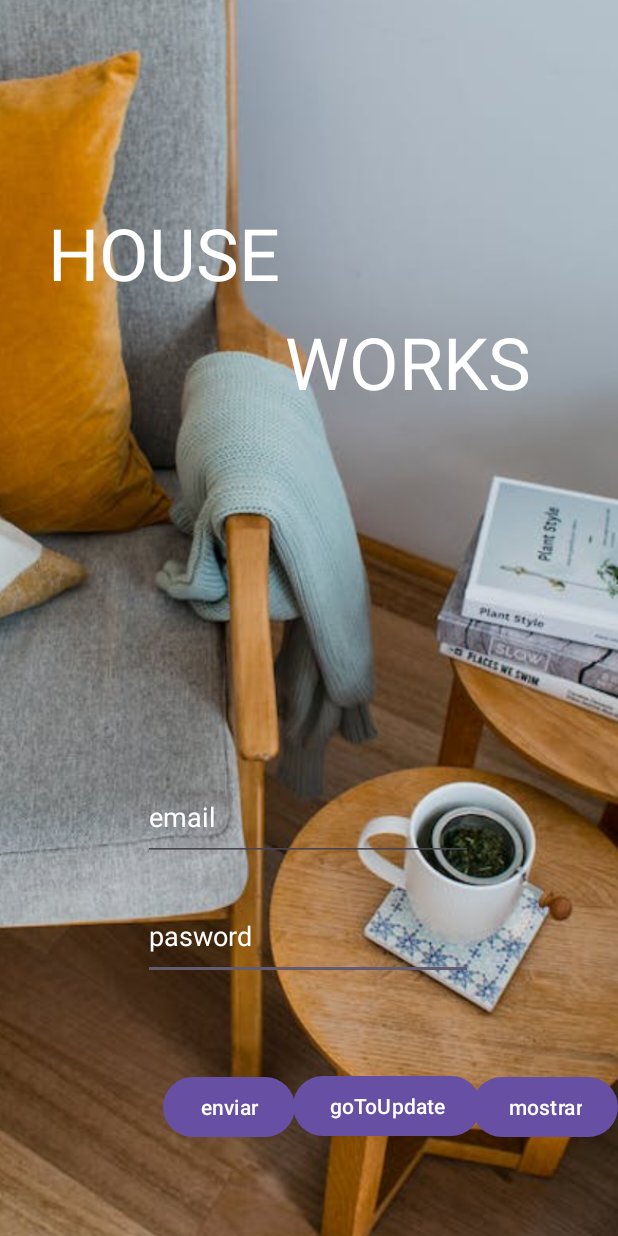
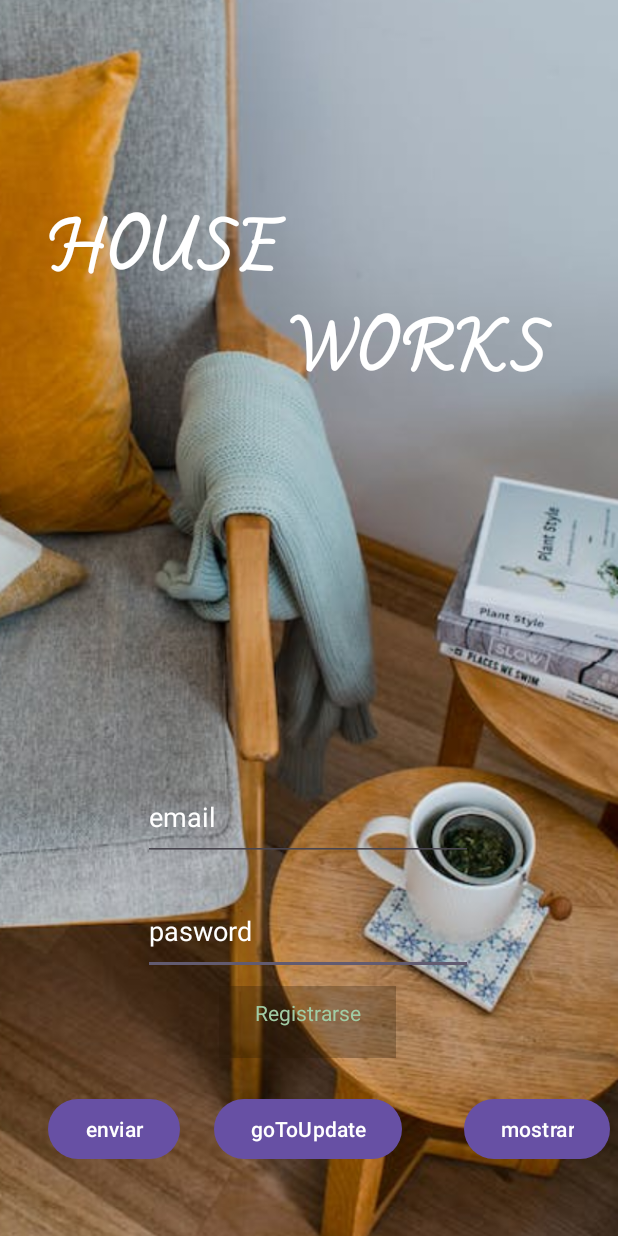
Before and after one commit to Chettyninho/HouseWork, an Android app: the screen it shows after launch (MainActivity), on a phone screen of 412 x 824 dp. Run offline under Robolectric (Android 15) with nearby library versions, the phone set to English and light mode, and no system bars; our stand-ins replace Firebase (no records; nobody signed in at launch, a user with empty details on screens opened directly); pictures from the network do not load.

Commit message:
YA funciona la Splash y la Main, continuaremos con registrarse. Agarrense los machos

```diff
--- a/app/src/main/AndroidManifest.xml
+++ b/app/src/main/AndroidManifest.xml
@@ -12,6 +12,9 @@
         android:supportsRtl="true"
         android:theme="@style/Theme.MyApplicationAndStudio"
         tools:targetApi="31">
+        <activity
+            android:name=".Registro"
+            android:exported="false" />
         <activity
             android:name=".MainActivity"
             android:exported="false" />
--- a/app/src/main/java/com/example/myapplicationandstudio/MainActivity.java
+++ b/app/src/main/java/com/example/myapplicationandstudio/MainActivity.java
@@ -26,6 +26,7 @@ public class MainActivity extends AppCompatActivity {
     protected void onCreate(Bundle savedInstanceState) {
         super.onCreate(savedInstanceState);
         setContentView(R.layout.activity_main);
+        registrarse();
     }
 
     public void insertValue(View v){
@@ -88,5 +89,17 @@ public class MainActivity extends AppCompatActivity {
         startActivity(nIntent);
     }
 
+    public void registrarse() {
+        TextView textViewButton = findViewById(R.id.registerbutton);
+        textViewButton.setOnClickListener(new View.OnClickListener() {
+            @Override
+            public void onClick(View view) {
+                // Aquí puedes iniciar la nueva actividad
+                Intent intent = new Intent(MainActivity.this, Registro.class);
+                startActivity(intent);
+            }
+        });
+    }
+
 
 }
--- a/app/src/main/java/com/example/myapplicationandstudio/SplashScreen.java
+++ b/app/src/main/java/com/example/myapplicationandstudio/SplashScreen.java
@@ -32,7 +32,7 @@ public class SplashScreen extends AppCompatActivity {
         logoSplash.startAnimation(shakeAnimation);
         ImageView background = findViewById(R.id.backgroundSplash);
         Glide.with(this)
-                .load("https://images.unsplash.com/photo-1533240332313-0db49b459ad6?auto=format&fit=crop&q=60&w=500&ixlib=rb-4.0.3&ixid=M3wxMjA3fDB8MHxzZWFyY2h8NHx8c2VuZGVyaXNtb3xlbnwwfHwwfHx8MA%3D%3D")
+                .load("https://images.unsplash.com/photo-1584820927498-cfe5211fd8bf?auto=format&fit=crop&q=80&w=1887&ixlib=rb-4.0.3&ixid=M3wxMjA3fDB8MHxwaG90by1wYWdlfHx8fGVufDB8fHx8fA%3D%3D")
                 .transition(DrawableTransitionOptions.withCrossFade(100))
                 .centerCrop()
                 .into(background);
@@ -47,7 +47,7 @@ public class SplashScreen extends AppCompatActivity {
                 intent.addFlags(Intent.FLAG_ACTIVITY_CLEAR_TASK);
                 startActivity(intent);
             }
-        },3000);
+        },1750);
 
     }
 
--- a/app/src/main/res/layout/activity_main.xml
+++ b/app/src/main/res/layout/activity_main.xml
@@ -14,7 +14,7 @@
         android:scaleType="centerCrop"
         android:src="@drawable/img"
         android:textColorHint="@color/white"
-        tools:layout_editor_absoluteX="-16dp"
+        tools:layout_editor_absoluteX="0dp"
         tools:layout_editor_absoluteY="0dp" />
 
     <Button
@@ -25,10 +25,10 @@
         android:text="mostrar"
         app:layout_constraintBottom_toTopOf="@+id/guideline5"
         app:layout_constraintEnd_toEndOf="parent"
-        app:layout_constraintHorizontal_bias="1.0"
+        app:layout_constraintHorizontal_bias="0.0"
         app:layout_constraintStart_toStartOf="@+id/guideline10"
         app:layout_constraintTop_toTopOf="@+id/guideline4"
-        app:layout_constraintVertical_bias="0.506" />
+        app:layout_constraintVertical_bias="0.69" />
 
     <Button
         android:id="@+id/enviar"
@@ -38,10 +38,10 @@
         android:text="enviar"
         app:layout_constraintBottom_toTopOf="@+id/guideline5"
         app:layout_constraintEnd_toStartOf="@+id/guideline8"
-        app:layout_constraintHorizontal_bias="0.583"
-        app:layout_constraintStart_toStartOf="@+id/guideline9"
+        app:layout_constraintHorizontal_bias="0.271"
+        app:layout_constraintStart_toStartOf="parent"
         app:layout_constraintTop_toTopOf="@+id/guideline4"
-        app:layout_constraintVertical_bias="0.506" />
+        app:layout_constraintVertical_bias="0.69" />
 
     <EditText
         android:id="@+id/password"
@@ -83,6 +83,7 @@
         android:layout_marginStart="32dp"
         android:layout_marginTop="4dp"
         android:text="HOUSE"
+        android:fontFamily="@font/mondayrain"
         android:textColor="#FFFFFF"
         android:textSize="48sp"
         app:layout_constraintBottom_toTopOf="@+id/guideline7"
@@ -98,6 +99,7 @@
         android:layout_height="wrap_content"
         android:layout_marginTop="8dp"
         android:text="WORKS"
+        android:fontFamily="@font/mondayrain"
         android:textColor="#FFFFFF"
         android:textSize="48sp"
         app:layout_constraintBottom_toTopOf="@+id/guideline7"
@@ -126,7 +128,7 @@
         android:layout_width="wrap_content"
         android:layout_height="wrap_content"
         android:orientation="horizontal"
-        app:layout_constraintGuide_percent="0.81" />
+        app:layout_constraintGuide_percent="0.8" />
 
     <androidx.constraintlayout.widget.Guideline
         android:id="@+id/guideline5"
@@ -178,8 +180,30 @@
         android:text="goToUpdate"
         app:layout_constraintBottom_toTopOf="@+id/guideline5"
         app:layout_constraintEnd_toStartOf="@+id/guideline10"
-        app:layout_constraintStart_toStartOf="@+id/guideline8"
-        app:layout_constraintTop_toTopOf="@+id/guideline4" />
+        app:layout_constraintHorizontal_bias="0.539"
+        app:layout_constraintStart_toStartOf="@+id/guideline9"
+        app:layout_constraintTop_toTopOf="@+id/guideline4"
+        app:layout_constraintVertical_bias="0.69" />
 
+    <TextView
+        android:id="@+id/registerbutton"
+        android:layout_width="118dp"
+        android:layout_height="48dp"
+        android:background="#4D291A04"
+        android:clickable="true"
+        android:contentDescription="Registrarse como nuevo usuario"
+        android:focusable="true"
+        android:padding="8dp"
+        android:text="Registrarse"
+        android:textAlignment="center"
+        android:textColor="@color/celadon"
+        android:textSize="14dp"
+
+        app:layout_constraintBottom_toTopOf="@+id/guideline5"
+        app:layout_constraintEnd_toStartOf="@+id/guideline10"
+        app:layout_constraintHorizontal_bias="0.532"
+        app:layout_constraintStart_toStartOf="@+id/guideline9"
+        app:layout_constraintTop_toTopOf="@+id/guideline2"
+        app:layout_constraintVertical_bias="0.414" />
 
 </androidx.constraintlayout.widget.ConstraintLayout>
```
Also changed, not shown: app/src/main/java/com/example/myapplicationandstudio/Registro.java (added, +14 -0 lines), app/src/main/res/layout/activity_registro.xml (added, +9 -0 lines), app/src/main/res/layout/activity_splash_screen.xml (+1 -17 lines), 1 other file.
